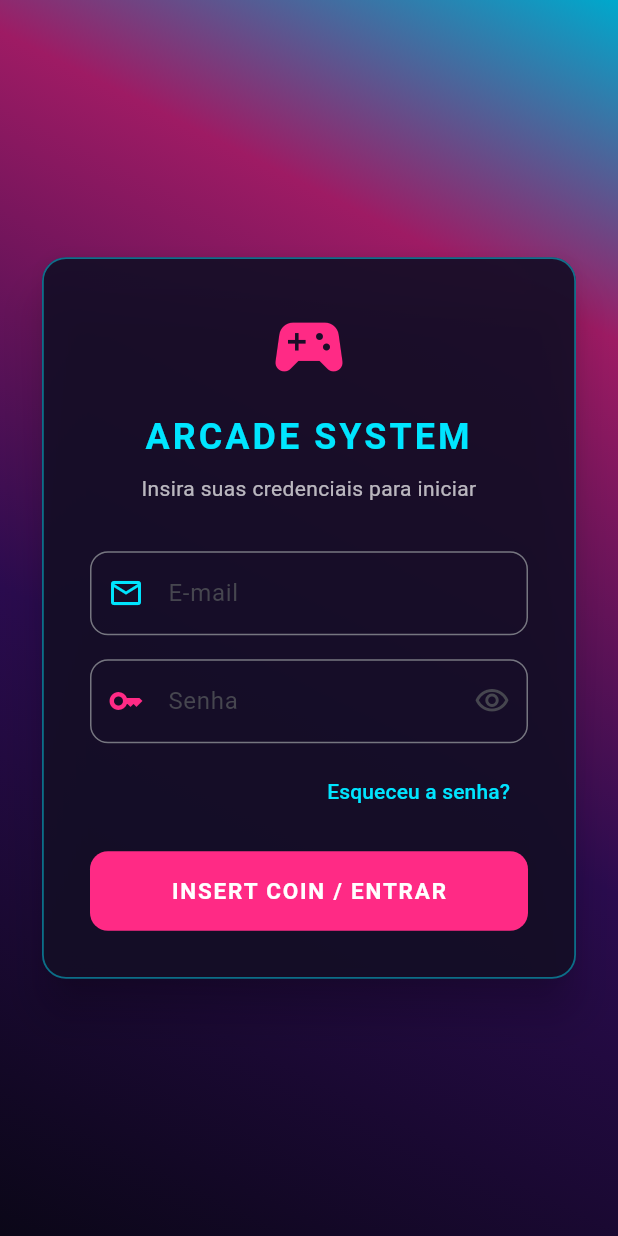
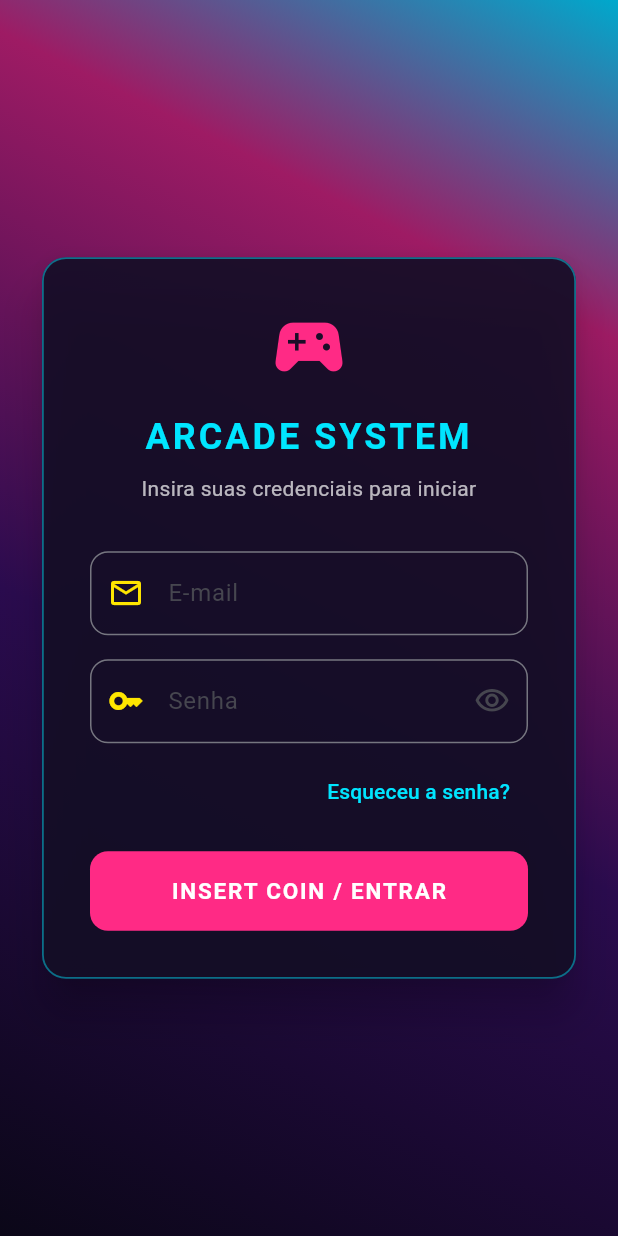
Before and after one commit to WeslleyMartinsBatista/Fliperama_TI, a Flutter app: the screen it shows after launch, on a phone screen of 412 x 824 dp. Run offline on Flutter 3.47's test engine with Material 3 defaults, Android fonts, the phone set to English and light mode, and no system bars.

Commit message:
style: mudança de cores dos icones de email e senha para 0xFFFFE600

```diff
--- a/lib/view/LoginView.dart
+++ b/lib/view/LoginView.dart
@@ -156,7 +156,7 @@ class _LoginViewState extends State<LoginView>
                             hintText: 'player1@arcade.com',
                             prefixIcon: const Icon(
                               Icons.email_outlined,
-                              color: Color(0xFF00E5FF),
+                              color: Color(0xFFFFE600),
                             ),
                             border: OutlineInputBorder(
                               borderRadius: BorderRadius.circular(12),
@@ -182,7 +182,7 @@ class _LoginViewState extends State<LoginView>
                             labelText: 'Senha',
                             prefixIcon: const Icon(
                               Icons.key_outlined,
-                              color: Color(0xFFFF2A85),
+                              color: Color(0xFFFFE600),
                             ),
                             suffixIcon: IconButton(
                               icon: Icon(
```
